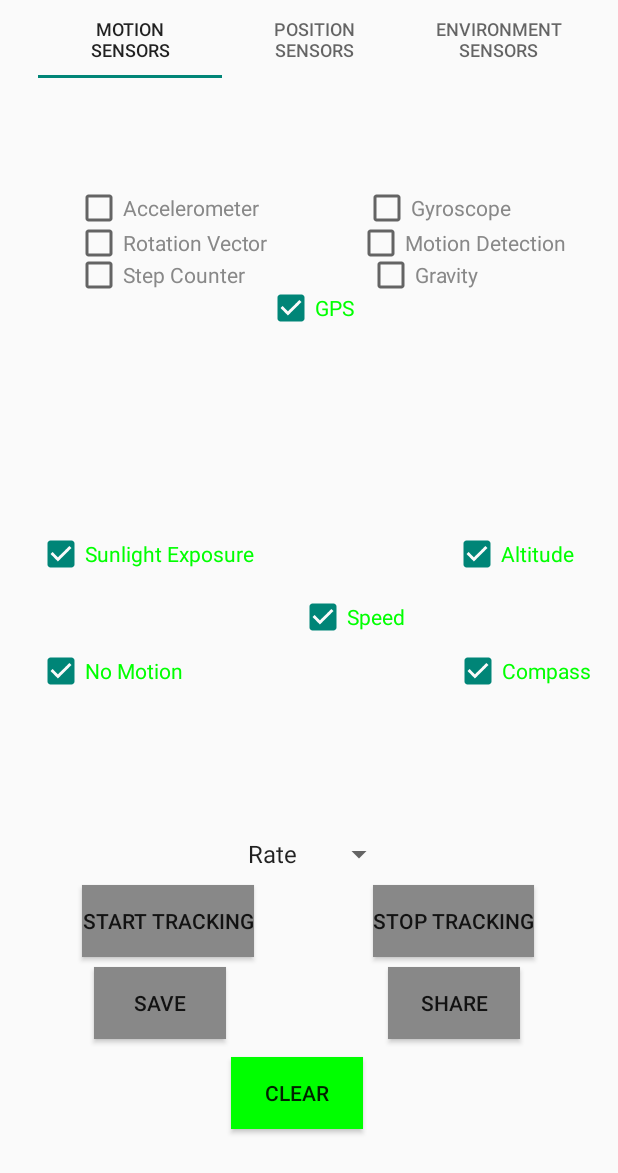
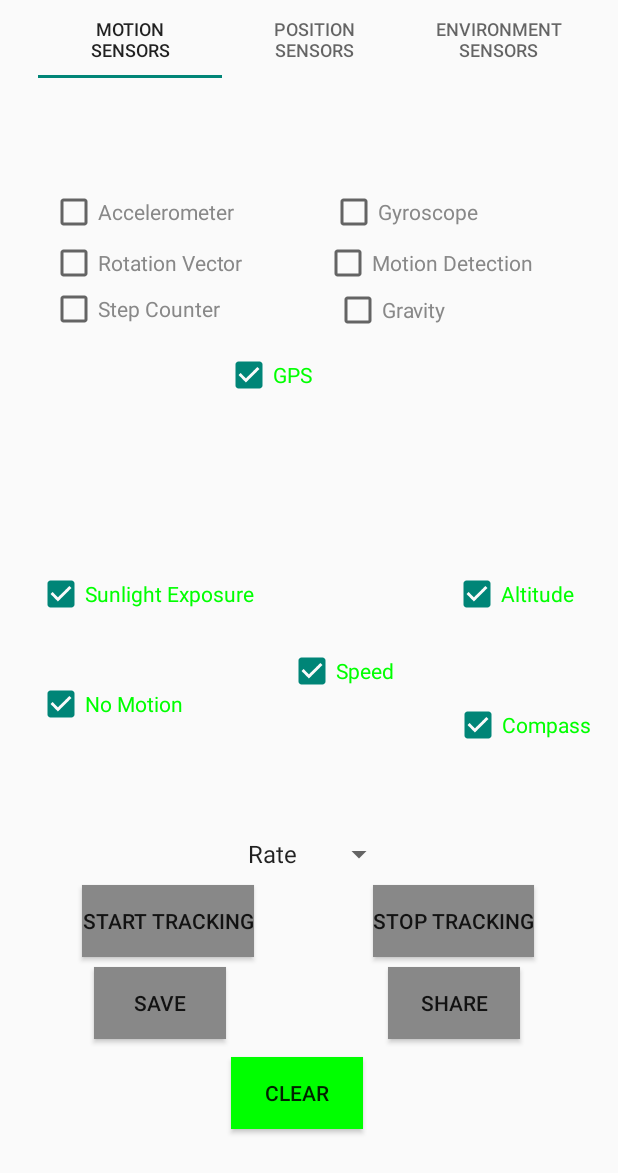
Before and after one commit to harllon/LoginApp, an Android app: the SensorFragment screen opened directly, with no data from a screen before it, on a phone screen of 412 x 824 dp. Shown: the top 1173 px of the screen. Run offline under Robolectric (Android 15) with nearby library versions, the phone set to English and light mode, and no system bars; our stand-ins replace Room's generated code.

Commit message:
possible final version

```diff
--- a/app/src/main/AndroidManifest.xml
+++ b/app/src/main/AndroidManifest.xml
@@ -16,6 +16,10 @@
         android:roundIcon="@mipmap/ic_launcher_round"
         android:supportsRtl="true"
         android:theme="@style/Theme.MyApplication">
+        <service
+            android:name="Fragments.SensorFragment"
+            android:foregroundServiceType="location">
+        </service>
         <activity
             android:name=".OptionsActivity"
             android:exported="true" />
--- a/app/src/main/java/Fragments/SensorFragment.java
+++ b/app/src/main/java/Fragments/SensorFragment.java
@@ -1142,15 +1142,13 @@ public class SensorFragment extends Fragment implements SensorEventListener {
                         writeFile(text, fileName);
                     }
                     if(gpsViewModel.isOn()){
-                        String text = "Sensor: GPS" + "," + "rate: " + (float)rate2/1000 + "\n" + "Time" + "," + "Latitude" + "," + "Longitude" + "," + "Altitude" + "," + "Speed" + "," + "Date" + "\n";
+                        String text = "Sensor: GPS" + "," + "rate: " + (float)rate2/1000 + "\n" + "Time" + "," + "Latitude" + "," + "Longitude" + "," + "Date" + "\n";
                         for (int i = 0; i < gpsViewModel.getGps().size(); i++) {
                             double longitude = gpsViewModel.getGps().get(i).getLongitude();
                             double latitude = gpsViewModel.getGps().get(i).getLatitude();
-                            double altitude = gpsViewModel.getGps().get(i).getAltitude();
-                            double speed = gpsViewModel.getGps().get(i).getSpeed();
                             String date = gpsViewModel.getGps().get(i).getDate();
                             String time = gpsViewModel.getGps().get(i).getTime();
-                            text = text + time + "," + latitude + "," + longitude + "," + altitude + "," + speed + "," + date + "\n";
+                            text = text + time + "," + latitude + "," + longitude + "," + "," + date + "\n";
                         }
                         String fileName = "gpsLog.csv";
                         writeFile(text, fileName);
--- a/app/src/main/java/roomGPS/gpsLocationRepository.java
+++ b/app/src/main/java/roomGPS/gpsLocationRepository.java
@@ -15,11 +15,8 @@ public class gpsLocationRepository {
 
     public gpsLocationRepository(Application application){
         gpsLocationDatabase db = gpsLocationDatabase.getDatabase(application);
-        //PersonRoomDatabase db = PersonRoomDatabase.getDatabase(application);
         gpsDao = db.gpsDao();
         allGpsLocation = gpsDao.getAll();
-        //mPersonDao = db.personDao();
-        //mAllPerson = mPersonDao.getAll();
     }
 
     public LiveData<List<gpsLocation>> getAllGpsLocation(){
--- a/app/src/main/res/layout/activity_options.xml
+++ b/app/src/main/res/layout/activity_options.xml
@@ -8,8 +8,8 @@
 
     <androidx.viewpager2.widget.ViewPager2
         android:id="@+id/optionViewPager"
-        android:layout_width="382dp"
-        android:layout_height="231dp"
+        android:layout_width="376dp"
+        android:layout_height="268dp"
         app:layout_constraintBottom_toBottomOf="parent"
         app:layout_constraintEnd_toEndOf="parent"
         app:layout_constraintHorizontal_bias="0.542"
@@ -70,7 +70,7 @@
         app:layout_constraintHorizontal_bias="0.912"
         app:layout_constraintStart_toStartOf="parent"
         app:layout_constraintTop_toTopOf="parent"
-        app:layout_constraintVertical_bias="0.446" />
+        app:layout_constraintVertical_bias="0.48" />
 
     <CheckBox
         android:id="@+id/speedBox"
@@ -79,10 +79,10 @@
         android:text="Speed"
         app:layout_constraintBottom_toBottomOf="parent"
         app:layout_constraintEnd_toEndOf="parent"
-        app:layout_constraintHorizontal_bias="0.584"
+        app:layout_constraintHorizontal_bias="0.563"
         app:layout_constraintStart_toStartOf="parent"
         app:layout_constraintTop_toTopOf="parent"
-        app:layout_constraintVertical_bias="0.499" />
+        app:layout_constraintVertical_bias="0.545" />
 
     <CheckBox
         android:id="@+id/sunlightBox"
@@ -94,7 +94,7 @@
         app:layout_constraintHorizontal_bias="0.093"
         app:layout_constraintStart_toStartOf="parent"
         app:layout_constraintTop_toTopOf="parent"
-        app:layout_constraintVertical_bias="0.446" />
+        app:layout_constraintVertical_bias="0.48" />
 
     <CheckBox
         android:id="@+id/nomotionBox"
@@ -106,7 +106,7 @@
         app:layout_constraintHorizontal_bias="0.079"
         app:layout_constraintStart_toStartOf="parent"
         app:layout_constraintTop_toTopOf="parent"
-        app:layout_constraintVertical_bias="0.545" />
+        app:layout_constraintVertical_bias="0.572" />
 
     <CheckBox
         android:id="@+id/compassBox"
@@ -118,6 +118,6 @@
         app:layout_constraintHorizontal_bias="0.943"
         app:layout_constraintStart_toStartOf="parent"
         app:layout_constraintTop_toTopOf="parent"
-        app:layout_constraintVertical_bias="0.545" />
+        app:layout_constraintVertical_bias="0.59" />
 
 </androidx.constraintlayout.widget.ConstraintLayout>
--- a/app/src/main/res/layout/fragment_motion2.xml
+++ b/app/src/main/res/layout/fragment_motion2.xml
@@ -14,10 +14,10 @@
         android:text="Accelerometer"
         app:layout_constraintBottom_toBottomOf="parent"
         app:layout_constraintEnd_toEndOf="parent"
-        app:layout_constraintHorizontal_bias="0.132"
+        app:layout_constraintHorizontal_bias="0.055"
         app:layout_constraintStart_toStartOf="parent"
         app:layout_constraintTop_toTopOf="parent"
-        app:layout_constraintVertical_bias="0.204" />
+        app:layout_constraintVertical_bias="0.203" />
 
     <CheckBox
         android:id="@+id/gyroBox"
@@ -27,7 +27,7 @@
         android:text="Gyroscope"
         app:layout_constraintBottom_toBottomOf="parent"
         app:layout_constraintEnd_toEndOf="parent"
-        app:layout_constraintHorizontal_bias="0.798"
+        app:layout_constraintHorizontal_bias="0.724"
         app:layout_constraintStart_toStartOf="parent"
         app:layout_constraintTop_toTopOf="parent"
         app:layout_constraintVertical_bias="0.203" />
@@ -40,10 +40,10 @@
         android:text="Gravity"
         app:layout_constraintBottom_toBottomOf="parent"
         app:layout_constraintEnd_toEndOf="parent"
-        app:layout_constraintHorizontal_bias="0.743"
+        app:layout_constraintHorizontal_bias="0.674"
         app:layout_constraintStart_toStartOf="parent"
         app:layout_constraintTop_toTopOf="parent"
-        app:layout_constraintVertical_bias="0.449" />
+        app:layout_constraintVertical_bias="0.499" />
 
     <CheckBox
         android:id="@+id/rotationBox"
@@ -53,10 +53,10 @@
         android:text="Rotation Vector"
         app:layout_constraintBottom_toBottomOf="parent"
         app:layout_constraintEnd_toEndOf="parent"
-        app:layout_constraintHorizontal_bias="0.134"
+        app:layout_constraintHorizontal_bias="0.056"
         app:layout_constraintStart_toStartOf="parent"
         app:layout_constraintTop_toTopOf="parent"
-        app:layout_constraintVertical_bias="0.332" />
+        app:layout_constraintVertical_bias="0.358" />
 
     <CheckBox
         android:id="@+id/motionBox"
@@ -66,10 +66,10 @@
         android:text="Motion Detection"
         app:layout_constraintBottom_toBottomOf="parent"
         app:layout_constraintEnd_toEndOf="parent"
-        app:layout_constraintHorizontal_bias="0.915"
+        app:layout_constraintHorizontal_bias="0.83"
         app:layout_constraintStart_toStartOf="parent"
         app:layout_constraintTop_toTopOf="parent"
-        app:layout_constraintVertical_bias="0.332" />
+        app:layout_constraintVertical_bias="0.358" />
 
     <CheckBox
         android:id="@+id/stepcounterBox"
@@ -79,10 +79,10 @@
         android:text="Step Counter"
         app:layout_constraintBottom_toBottomOf="parent"
         app:layout_constraintEnd_toEndOf="parent"
-        app:layout_constraintHorizontal_bias="0.127"
+        app:layout_constraintHorizontal_bias="0.053"
         app:layout_constraintStart_toStartOf="parent"
         app:layout_constraintTop_toTopOf="parent"
-        app:layout_constraintVertical_bias="0.449" />
+        app:layout_constraintVertical_bias="0.496" />
 
     <CheckBox
         android:id="@+id/gpsBox"
@@ -92,8 +92,9 @@
         android:text="GPS"
         app:layout_constraintBottom_toBottomOf="parent"
         app:layout_constraintEnd_toEndOf="parent"
+        app:layout_constraintHorizontal_bias="0.411"
         app:layout_constraintStart_toStartOf="parent"
         app:layout_constraintTop_toTopOf="parent"
-        app:layout_constraintVertical_bias="0.566" />
+        app:layout_constraintVertical_bias="0.698" />
 
 </androidx.constraintlayout.widget.ConstraintLayout>
```
